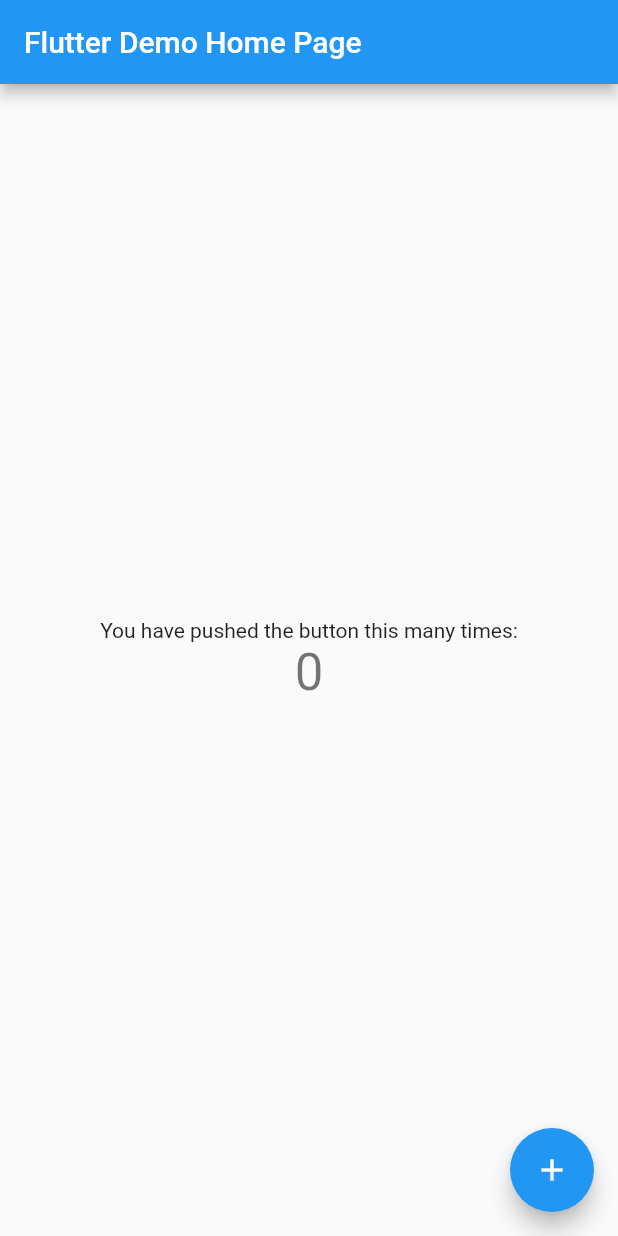
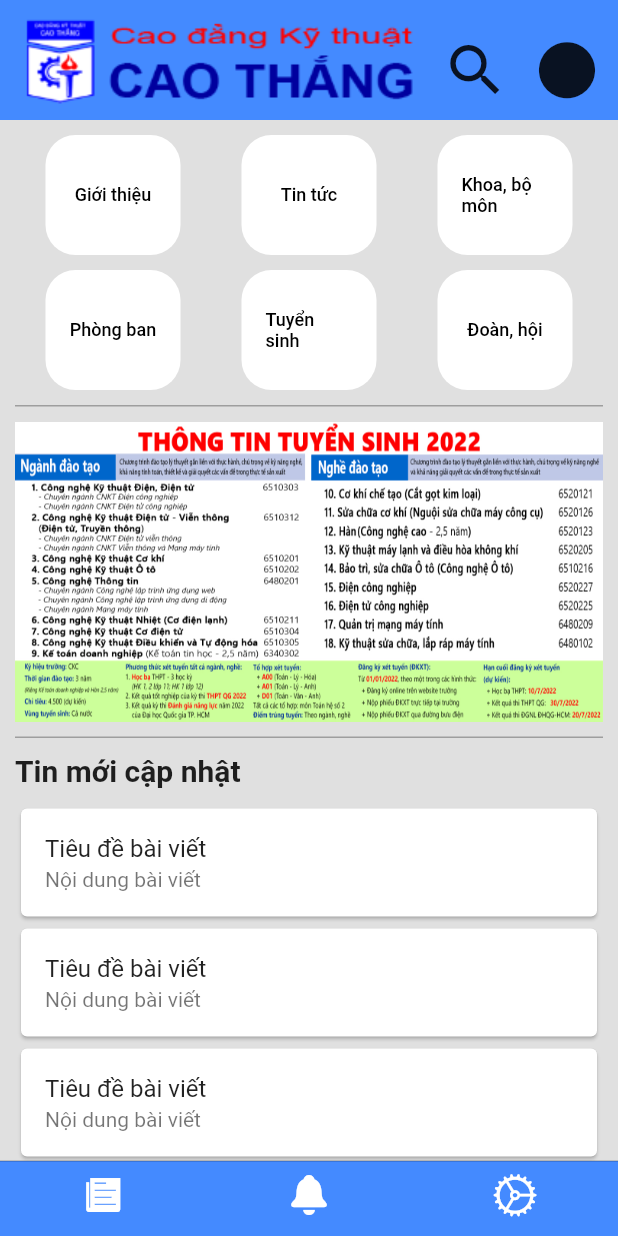
Before and after one commit to TianTruong/0306191282_0306191277, a Flutter app: the screen it shows after launch, on a phone screen of 412 x 824 dp. Run offline on Flutter 3.47's test engine with Material 2 defaults, Android fonts, the phone set to English and light mode, and no system bars.

Commit message:
Demo UI trang chủ

```diff
--- /dev/null
+++ b/src/app_tin_tuc_cao_thang/lib/home/home.dart
@@ -0,0 +1,41 @@
+// ignore_for_file: must_be_immutable
+
+import 'package:app_tin_tuc_cao_thang/home/news.dart';
+import 'package:app_tin_tuc_cao_thang/home/notification.dart';
+import 'package:app_tin_tuc_cao_thang/home/settings.dart';
+import 'package:flutter/cupertino.dart';
+import 'package:flutter/material.dart';
+
+class HomePage extends StatelessWidget {
+  HomePage({Key? key}) : super(key: key);
+  var screens = const [News(), Noti(), Settings()];
+
+  @override
+  Widget build(BuildContext context) {
+    return Scaffold(
+      bottomNavigationBar: CupertinoTabScaffold(
+        resizeToAvoidBottomInset: true,
+        tabBar: CupertinoTabBar(
+          backgroundColor: Colors.blueAccent,
+          items: const [
+            BottomNavigationBarItem(
+              // label: "Chats",
+              icon: Icon(CupertinoIcons.news_solid, color: Colors.white),
+            ),
+            BottomNavigationBarItem(
+              // label: "People",
+              icon: Icon(CupertinoIcons.bell_solid, color: Colors.white),
+            ),
+            BottomNavigationBarItem(
+              // label: "Settings",
+              icon: Icon(CupertinoIcons.settings, color: Colors.white),
+            )
+          ],
+        ),
+        tabBuilder: (BuildContext context, int index) {
+          return screens[index];
+        },
+      ),
+    );
+  }
+}
--- /dev/null
+++ b/src/app_tin_tuc_cao_thang/lib/home/news.dart
@@ -0,0 +1,232 @@
+import 'package:flutter/material.dart';
+
+class News extends StatefulWidget {
+  const News({Key? key}) : super(key: key);
+
+  @override
+  State<News> createState() => _NewsState();
+}
+
+class _NewsState extends State<News> {
+  _buildDR() {
+    return Padding(
+      padding: const EdgeInsets.only(top: 10, bottom: 10),
+      child: Container(
+        decoration: BoxDecoration(
+            border: Border(
+                bottom: BorderSide(color: Colors.grey.shade500, width: 1))),
+        child: const Center(heightFactor: 1.5),
+      ),
+    );
+  }
+
+  @override
+  Widget build(BuildContext context) {
+    return Scaffold(
+      backgroundColor: Colors.grey.shade300,
+      body: ListView(
+        children: [
+          Container(
+            color: Colors.blueAccent,
+            child: Padding(
+              padding: const EdgeInsets.all(10.0),
+              child: Row(
+                children: [
+                  Image.asset(
+                    'images/logo.png',
+                    cacheHeight: 60,
+                    cacheWidth: 270,
+                  ),
+                  Expanded(
+                    child: Row(
+                      mainAxisAlignment: MainAxisAlignment.spaceAround,
+                      children: [
+                        IconButton(
+                            onPressed: () {},
+                            icon: const Icon(Icons.search, size: 45)),
+                        IconButton(
+                            onPressed: () {},
+                            icon: const Icon(Icons.circle, size: 45)),
+                      ],
+                    ),
+                  ),
+                ],
+              ),
+            ),
+          ),
+          Padding(
+            padding: const EdgeInsets.all(10.0),
+            child: Column(
+              crossAxisAlignment: CrossAxisAlignment.start,
+              children: [
+                BuildButton(),
+                _buildDR(),
+                Slider(),
+                _buildDR(),
+                Padding(
+                  padding: const EdgeInsets.only(bottom: 10.0),
+                  child: Text('Tin mới cập nhật',style: TextStyle(fontSize: 20,fontWeight: FontWeight.bold),),
+                ),
+                ListPost()
+              ],
+            ),
+          ),
+        ],
+      ),
+    );
+  }
+}
+
+class BuildButton extends StatelessWidget {
+  const BuildButton({Key? key}) : super(key: key);
+
+  _containerBTN(String label, Color col, IconData icon) {
+    return Container(
+        decoration: BoxDecoration(
+          color: Colors.white,
+          // border: Border.all(color: Colors.blue, width: 3),
+          borderRadius: BorderRadius.circular(20),
+        ),
+        width: 90,
+        height: 80,
+        child: FlatButton(
+            child: Center(
+              child: Text(label,
+                  style: TextStyle(color: Colors.black, fontSize: 12)),
+            ),
+            onPressed: () {}));
+  }
+
+  @override
+  Widget build(BuildContext context) {
+    return Container(
+      // decoration: BoxDecoration(
+      //   border: Border.all(color: Colors.blue, width: 3),
+      //   borderRadius: BorderRadius.circular(10),
+      // ),
+      child: Column(
+        children: [
+          Row(
+            mainAxisAlignment: MainAxisAlignment.spaceAround,
+            children: [
+              _containerBTN('Giới thiệu', Colors.blue, Icons.home),
+              _containerBTN('Tin tức', Colors.blue, Icons.home),
+              _containerBTN('Khoa, bộ môn', Colors.blue, Icons.home),
+            ],
+          ),
+          const SizedBox(height: 10),
+          Row(
+            mainAxisAlignment: MainAxisAlignment.spaceAround,
+            children: [
+              _containerBTN('Phòng ban', Colors.blue, Icons.home),
+              _containerBTN('Tuyển sinh', Colors.blue, Icons.home),
+              _containerBTN('Đoàn, hội', Colors.blue, Icons.home),
+            ],
+          ),
+        ],
+      ),
+    );
+  }
+}
+
+class Slider extends StatelessWidget {
+  const Slider({Key? key}) : super(key: key);
+
+  @override
+  Widget build(BuildContext context) {
+    final PageController _controller = PageController();
+
+    return Container(
+      // decoration: BoxDecoration(
+      //   border: Border.all(color: Colors.blue, width: 3),
+      //   borderRadius: BorderRadius.circular(10),
+      // ),
+      height: 200,
+      child: PageView(
+        controller: _controller,
+        children: <Widget>[
+          Image.asset(
+            'images/TuyenSinh.jpg',
+            height: 200,
+            fit: BoxFit.fill,
+          ),
+          Image.asset(
+            'images/LogoChinh.png',
+            height: 200,
+          ),
+          Image.asset(
+            'images/LogoChinh.png',
+            height: 200,
+          ),
+        ],
+      ),
+    );
+  }
+}
+
+class ListPost extends StatelessWidget {
+  const ListPost({Key? key}) : super(key: key);
+
+  @override
+  Widget build(BuildContext context) {
+    return Container(
+      // decoration: BoxDecoration(
+      //   border: Border.all(color: Colors.blue, width: 3),
+      //   borderRadius: BorderRadius.circular(10),
+      // ),
+      height: 400,
+      child: ListView(
+        children: const [
+          Card(
+            child: ListTile(
+              title: Text('Tiêu đề bài viết'),
+              subtitle: Text('Nội dung bài viết'),
+            ),
+          ),
+          Card(
+            child: ListTile(
+              title: Text('Tiêu đề bài viết'),
+              subtitle: Text('Nội dung bài viết'),
+            ),
+          ),
+          Card(
+            child: ListTile(
+              title: Text('Tiêu đề bài viết'),
+              subtitle: Text('Nội dung bài viết'),
+            ),
+          ),
+          Card(
+            child: ListTile(
+              title: Text('Tiêu đề bài viết'),
+              subtitle: Text('Nội dung bài viết'),
+            ),
+          ),
+          Card(
+            child: ListTile(
+              title: Text('Tiêu đề bài viết'),
+              subtitle: Text('Nội dung bài viết'),
+            ),
+          ),
+          Card(
+            child: ListTile(
+              title: Text('Tiêu đề bài viết'),
+              subtitle: Text('Nội dung bài viết'),
+            ),
+          ),
+          Card(
+            child: ListTile(
+              title: Text('Tiêu đề bài viết'),
+              subtitle: Text('Nội dung bài viết'),
+            ),
+          ),
+          Card(
+            child: ListTile(
+              title: Text('Tiêu đề bài viết'),
+              subtitle: Text('Nội dung bài viết'),
+            ),
+          ),
+        ],
+      ),
+    );
+  }
+}
--- /dev/null
+++ b/src/app_tin_tuc_cao_thang/lib/home/notification.dart
@@ -0,0 +1,17 @@
+import 'package:flutter/material.dart';
+
+class Noti extends StatefulWidget {
+  const Noti({ Key? key }) : super(key: key);
+
+  @override
+  State<Noti> createState() => _NotiState();
+}
+
+class _NotiState extends State<Noti> {
+  @override
+  Widget build(BuildContext context) {
+    return const Center(
+      child: Text('Notification'),
+    );
+  }
+}
--- /dev/null
+++ b/src/app_tin_tuc_cao_thang/lib/home/settings.dart
@@ -0,0 +1,17 @@
+import 'package:flutter/material.dart';
+
+class Settings extends StatefulWidget {
+  const Settings({ Key? key }) : super(key: key);
+
+  @override
+  State<Settings> createState() => _SettingsState();
+}
+
+class _SettingsState extends State<Settings> {
+  @override
+  Widget build(BuildContext context) {
+    return const Center(
+      child: Text('Settings'),
+    );
+  }
+}
--- a/src/app_tin_tuc_cao_thang/lib/main.dart
+++ b/src/app_tin_tuc_cao_thang/lib/main.dart
@@ -1,3 +1,4 @@
+import 'package:app_tin_tuc_cao_thang/home/home.dart';
 import 'package:flutter/material.dart';
 
 void main() {
@@ -28,39 +29,9 @@
 }
 
 class _MyHomePageState extends State<MyHomePage> {
-  int _counter = 0;
-
-  void _incrementCounter() {
-    setState(() {
-      _counter++;
-    });
-  }
 
   @override
   Widget build(BuildContext context) {
-    return Scaffold(
-      appBar: AppBar(
-        title: Text(widget.title),
-      ),
-      body: Center(
-        child: Column(
-          mainAxisAlignment: MainAxisAlignment.center,
-          children: <Widget>[
-            const Text(
-              'You have pushed the button this many times:',
-            ),
-            Text(
-              '$_counter',
-              style: Theme.of(context).textTheme.headline4,
-            ),
-          ],
-        ),
-      ),
-      floatingActionButton: FloatingActionButton(
-        onPressed: _incrementCounter,
-        tooltip: 'Increment',
-        child: const Icon(Icons.add),
-      ),
-    );
+    return HomePage();
   }
 }
```
